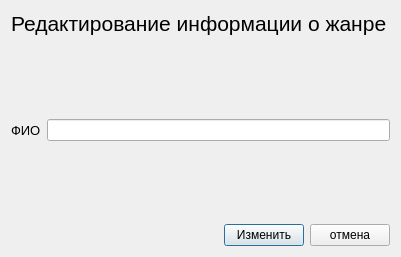
Charmpy/library-project, file book_change_genre_dialog.ui: the form before one commit.
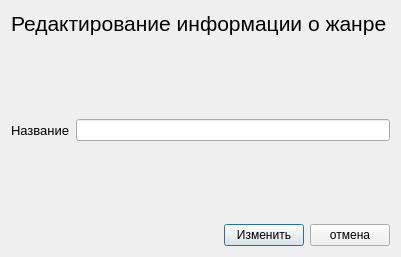
The form after the commit.

```diff
--- a/book_change_genre_dialog.ui
+++ b/book_change_genre_dialog.ui
@@ -61,7 +61,7 @@
         </font>
        </property>
        <property name="text">
-        <string>ФИО</string>
+        <string>Название</string>
        </property>
       </widget>
      </item>
```
Left out of the diff: 9 changed lines with no effect on the pictures.
